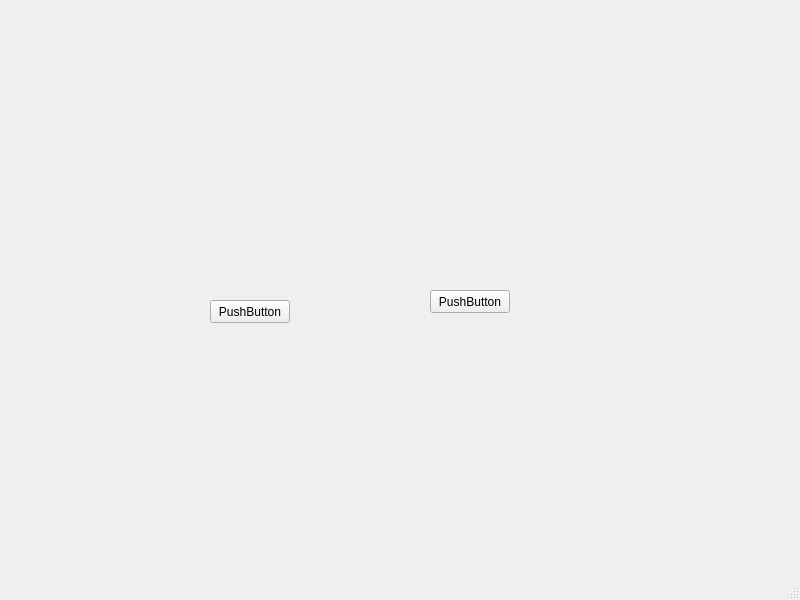
Before: the Qt Designer form betawindow.ui in monkeyking-hub/fly_manage_system, drawn with Qt 5.
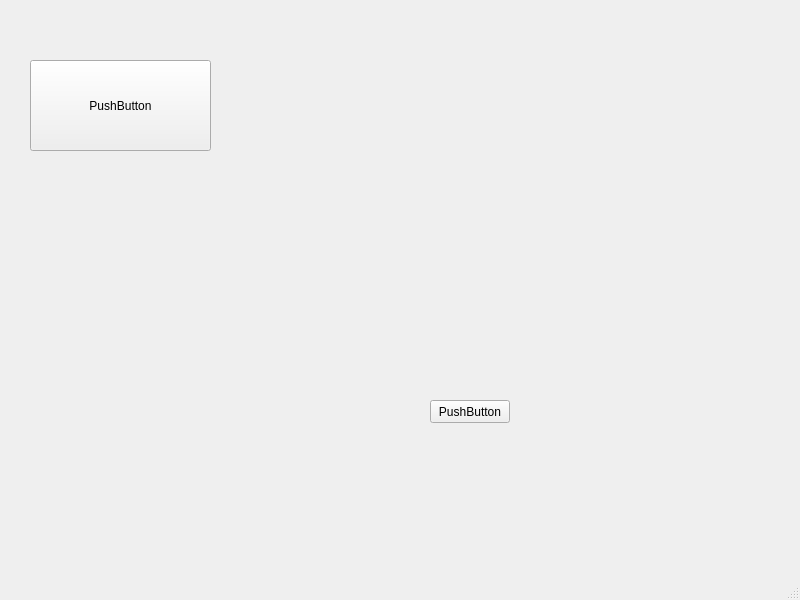
After: the same form once the commit is applied.

What changed in the file:
```diff
--- a/betawindow.ui
+++ b/betawindow.ui
@@ -17,10 +17,10 @@
    <widget class="QPushButton" name="pushButton">
     <property name="geometry">
      <rect>
-      <x>210</x>
-      <y>300</y>
-      <width>80</width>
-      <height>23</height>
+      <x>30</x>
+      <y>60</y>
+      <width>181</width>
+      <height>91</height>
      </rect>
     </property>
     <property name="text">
@@ -31,7 +31,7 @@
     <property name="geometry">
      <rect>
       <x>430</x>
-      <y>290</y>
+      <y>400</y>
       <width>80</width>
       <height>23</height>
      </rect>
```
